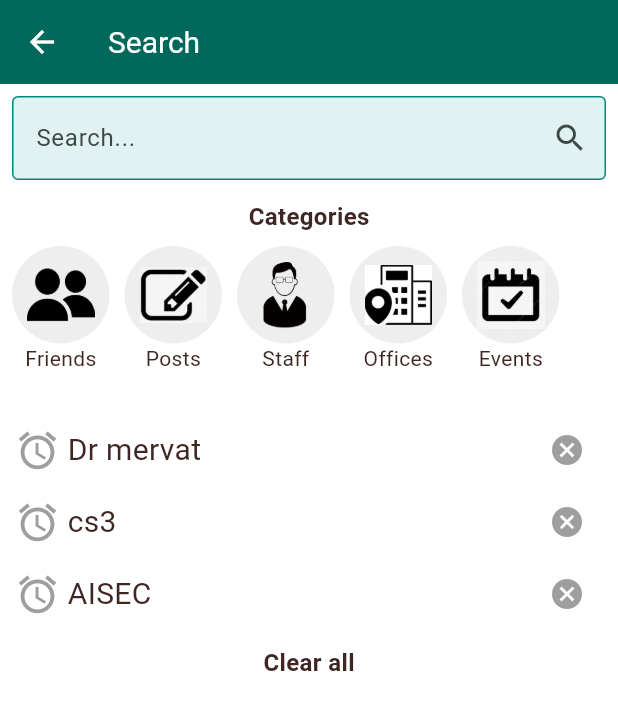
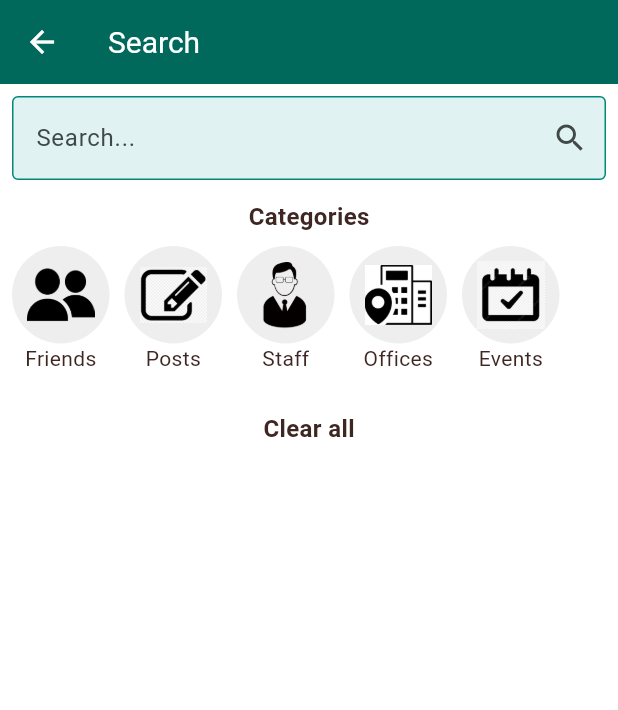
Before and after one commit to MariamBadie/InternshipCampusApp, a Flutter app: the SearchPage screen opened by its route, on a phone screen of 412 x 824 dp. Shown: the top 710 px of the screen. Run offline on Flutter 3.47's test engine with Material 3 defaults, Android fonts, the phone set to English and light mode, and no system bars; our stand-ins replace cloud_firestore, device_preview, file_picker, firebase_core, fl_chart, flashy_tab_bar2 and 6 more; accounts and stored records are empty.

Commit message:
Search history logic added

```diff
--- a/lib/screens/search_page.dart
+++ b/lib/screens/search_page.dart
@@ -1,3 +1,4 @@
+import 'package:campus_app/screens/main_screen.dart';
 import 'package:flutter/material.dart';
 
 class SearchPage extends StatefulWidget {
@@ -8,15 +9,10 @@ class SearchPage extends StatefulWidget {
 class _SearchPageState extends State<SearchPage> {
   final TextEditingController _searchController = TextEditingController();
   List<String> _results = [];
-  List<String> _searchHistory = [];
+  static List previousSearchs = [];
   List<bool> rowVisiblity = [true, true, true];
 
   void _performSearch(String query) {
-    if (query.isNotEmpty && !_searchHistory.contains(query)) {
-      setState(() {
-        _searchHistory.add(query);
-      });
-    }
     setState(() {
       _results = List.generate(10, (index) => 'Result $index for "$query"');
     });
@@ -42,6 +38,10 @@ class _SearchPageState extends State<SearchPage> {
                 ),
               ),
               onSubmitted: (query) => _performSearch(query),
+              onEditingComplete: () {
+                previousSearchs.add(_searchController.text);
+                _performSearch(_searchController.text);
+              },
             ),
           ),
           Container(height: 5),
@@ -143,92 +143,22 @@ class _SearchPageState extends State<SearchPage> {
                   ),
                 ]),
           ),
-          Padding(
-            padding: const EdgeInsets.symmetric(horizontal: 10, vertical: 10),
-            child: Column(
-              children: [
-                if (rowVisiblity[0])
-                  Row(
-                    children: [
-                      const Icon(
-                        Icons.access_alarm,
-                        size: 30,
-                        color: Colors.grey,
-                      ),
-                      SizedBox(width: 5),
-                      Text(
-                        "Dr mervat",
-                        style: TextStyle(fontSize: 20),
-                      ),
-                      Spacer(),
-                      IconButton(
-                        icon: const Icon(Icons.cancel, color: Colors.grey),
-                        onPressed: () {
-                          setState(() {
-                            rowVisiblity[0] = false;
-                          });
-                        },
-                      ),
-                    ],
-                  ),
-                if (rowVisiblity[1])
-                  Row(
-                    children: [
-                      const Icon(
-                        Icons.access_alarm,
-                        size: 30,
-                        color: Colors.grey,
-                      ),
-                      SizedBox(width: 5),
-                      Text(
-                        "cs3",
-                        style: TextStyle(fontSize: 20),
-                      ),
-                      Spacer(),
-                      IconButton(
-                        icon: const Icon(Icons.cancel_rounded,
-                            color: Colors.grey),
-                        onPressed: () {
-                          setState(() {
-                            rowVisiblity[1] = false;
-                          });
-                        },
-                      ),
-                    ],
-                  ),
-                if (rowVisiblity[2])
-                  Row(
-                    children: [
-                      const Icon(
-                        Icons.access_alarm,
-                        size: 30,
-                        color: Colors.grey,
-                      ),
-                      SizedBox(width: 5),
-                      Text(
-                        "AISEC",
-                        style: TextStyle(fontSize: 20),
-                      ),
-                      Spacer(),
-                      IconButton(
-                        icon: const Icon(Icons.cancel, color: Colors.grey),
-                        onPressed: () {
-                          setState(() {
-                            rowVisiblity[2] = false;
-                          });
-                        },
-                      ),
-                    ],
-                  ),
-              ],
-            ),
+          // Previous Searches
+          Container(
+            color: Colors.white,
+            child: ListView.builder(
+                physics: const NeverScrollableScrollPhysics(),
+                shrinkWrap: true,
+                itemCount: previousSearchs.length,
+                itemBuilder: (context, index) => previousSearchsItem(index)),
+          ),
+          const SizedBox(
+            height: 8,
           ),
           GestureDetector(
             onTap: () {
               setState(() {
-                rowVisiblity[0] = false;
-                rowVisiblity[1] = false;
-                rowVisiblity[2] = false;
+                previousSearchs.clear();
               });
             },
             child: Text(
@@ -236,6 +166,7 @@ class _SearchPageState extends State<SearchPage> {
               style: TextStyle(fontSize: 16, fontWeight: FontWeight.bold),
             ),
           ),
+
           Expanded(
             child: ListView.builder(
               itemCount: _results.length,
@@ -253,4 +184,45 @@ class _SearchPageState extends State<SearchPage> {
       ),
     );
   }
+
+  previousSearchsItem(int index) {
+    return Padding(
+      padding: const EdgeInsets.symmetric(horizontal: 20, vertical: 10),
+      child: InkWell(
+        onTap: () {},
+        child: Dismissible(
+          key: GlobalKey(),
+          onDismissed: (DismissDirection dir) {
+            setState(() {});
+            previousSearchs.removeAt(index);
+          },
+          child: Row(
+            children: [
+              const Icon(
+                Icons.access_alarm,
+                size: 30,
+                color: Colors.grey,
+              ),
+              const SizedBox(
+                width: 10,
+              ),
+              Text(
+                previousSearchs[index],
+                style: TextStyle(fontSize: 20),
+              ),
+              const Spacer(),
+              IconButton(
+                icon: const Icon(Icons.cancel, color: Colors.grey),
+                onPressed: () {
+                  setState(() {
+                    previousSearchs.removeAt(index);
+                  });
+                },
+              ),
+            ],
+          ),
+        ),
+      ),
+    );
+  }
 }
```
